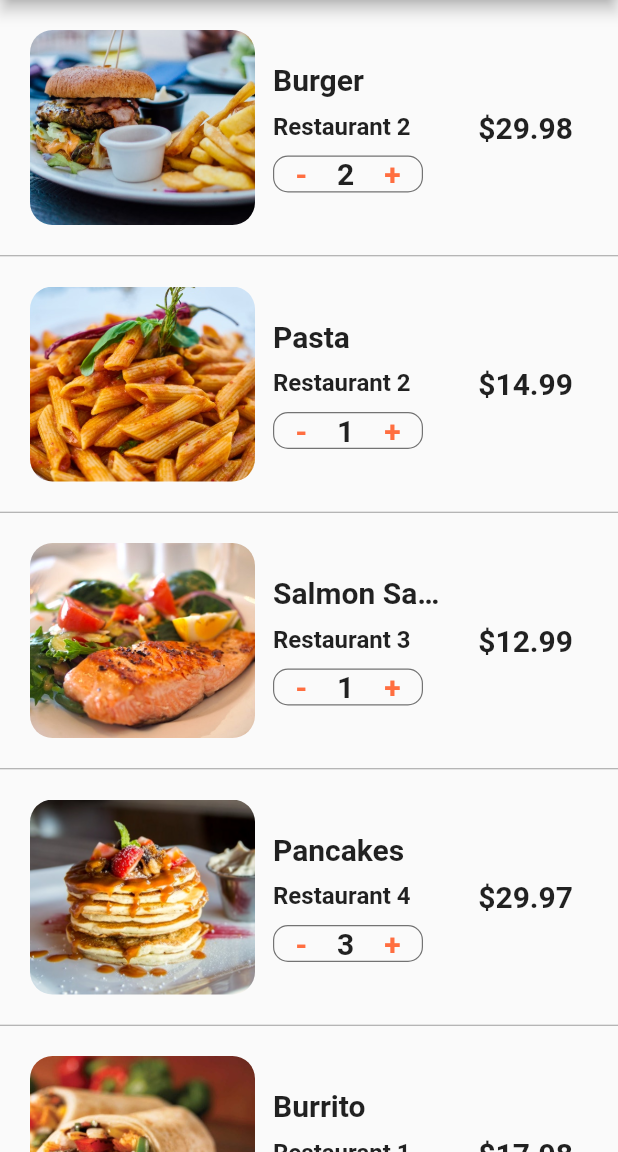
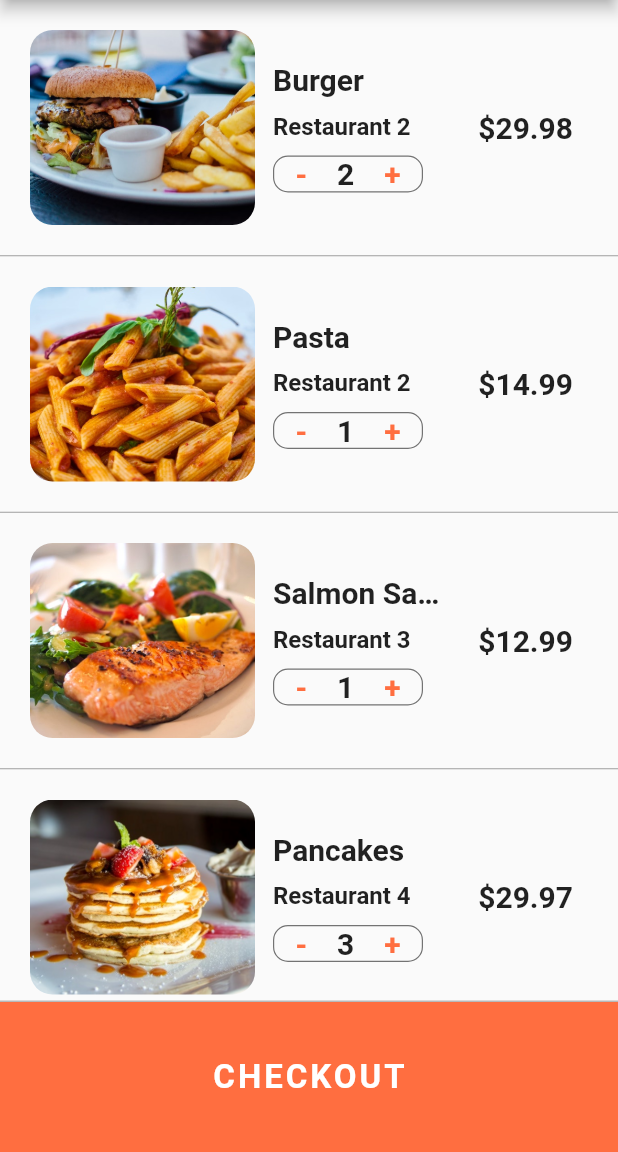
Before and after one commit to giovapanasiti/food_delivery_app, a Flutter app: the CartScreen screen opened directly, on a phone screen of 412 x 824 dp, the part 84-1236 px from its top. Run offline on Flutter 3.47's test engine with Material 2 defaults, Android fonts, the phone set to English and light mode, and no system bars.

Commit message:
add checkout button at the bottom sheet of cart

```diff
--- a/lib/screens/cart_screen.dart
+++ b/lib/screens/cart_screen.dart
@@ -113,19 +113,85 @@ class _CartScreenState extends State<CartScreen> {
 
   @override
   Widget build(BuildContext context) {
+    double totalPrice = 0;
+
+    currentUser.cart.forEach(
+        (Order order) => totalPrice += order.quantity * order.food.price);
+
     return Scaffold(
       appBar: AppBar(
         title: Text('Cart (${currentUser.cart.length})'),
       ),
       body: ListView.separated(
           itemBuilder: (BuildContext context, int index) {
-            Order order = currentUser.cart[index];
-            return _buildCartItem(order);
+            if (index < currentUser.cart.length) {
+              Order order = currentUser.cart[index];
+              return _buildCartItem(order);
+            }
+            return Padding(
+              padding: EdgeInsets.all(20.0),
+              child: Column(
+                children: <Widget>[
+                  Row(
+                    mainAxisAlignment: MainAxisAlignment.spaceBetween,
+                    children: <Widget>[
+                      Text(
+                        'Estimated Devlivery Time',
+                        style: TextStyle(
+                            fontWeight: FontWeight.w600, fontSize: 20.0),
+                      ),
+                      Text(
+                        '25 minutes',
+                        style: TextStyle(
+                            fontWeight: FontWeight.w600, fontSize: 20.0),
+                      )
+                    ],
+                  ),
+                  Row(
+                    mainAxisAlignment: MainAxisAlignment.spaceBetween,
+                    children: <Widget>[
+                      Text(
+                        'Total Cost',
+                        style: TextStyle(
+                            fontWeight: FontWeight.w600, fontSize: 20.0),
+                      ),
+                      Text(
+                        '\$${totalPrice.toStringAsFixed(2)}',
+                        style: TextStyle(
+                            fontWeight: FontWeight.w600,
+                            fontSize: 20.0,
+                            color: Colors.green[700]),
+                      )
+                    ],
+                  ),
+                  SizedBox(height: 80.0,)
+                ],
+              ),
+            );
           },
           separatorBuilder: (BuildContext context, int index) {
             return Divider(height: 1.0, color: Colors.grey);
           },
-          itemCount: currentUser.cart.length),
+          itemCount: currentUser.cart.length + 1),
+      bottomSheet: Container(
+          height: 100.0,
+          width: MediaQuery.of(context).size.width,
+          decoration: BoxDecoration(
+              color: Theme.of(context).primaryColor,
+              boxShadow: [
+                BoxShadow(color: Colors.black26, offset: Offset(0, -1))
+              ]),
+          child: Center(
+            child: FlatButton(
+              child: Text('CHECKOUT',
+                  style: TextStyle(
+                      color: Colors.white,
+                      fontSize: 22.0,
+                      fontWeight: FontWeight.bold,
+                      letterSpacing: 2.0)),
+              onPressed: () {},
+            ),
+          )),
     );
   }
 }
```
